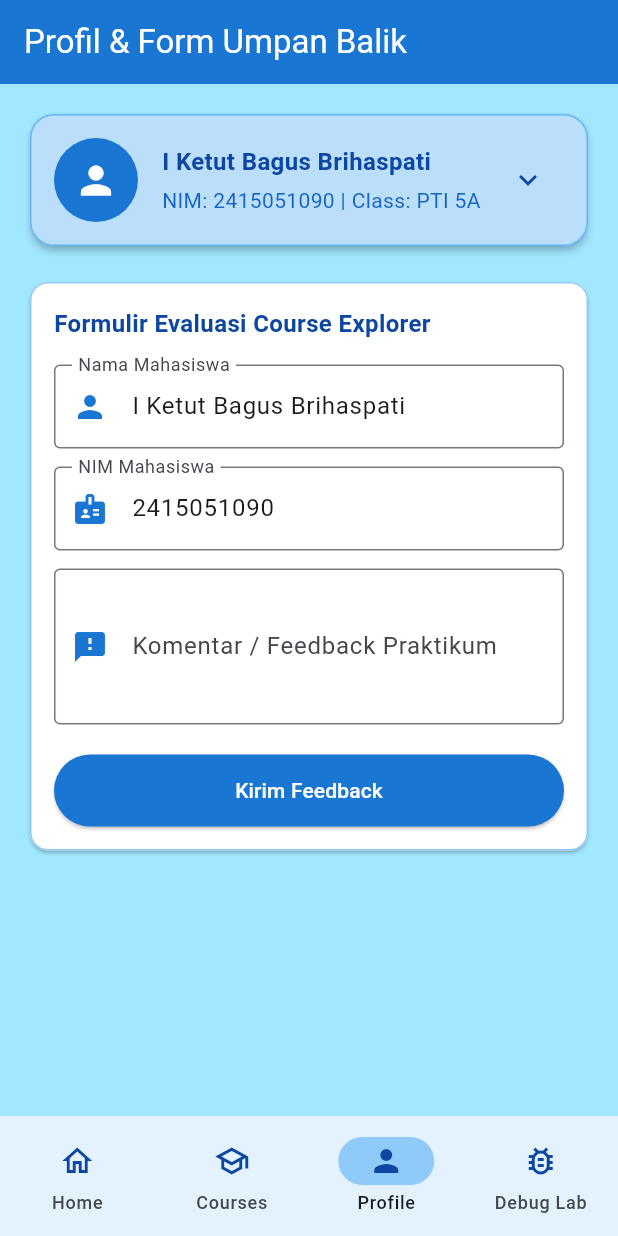
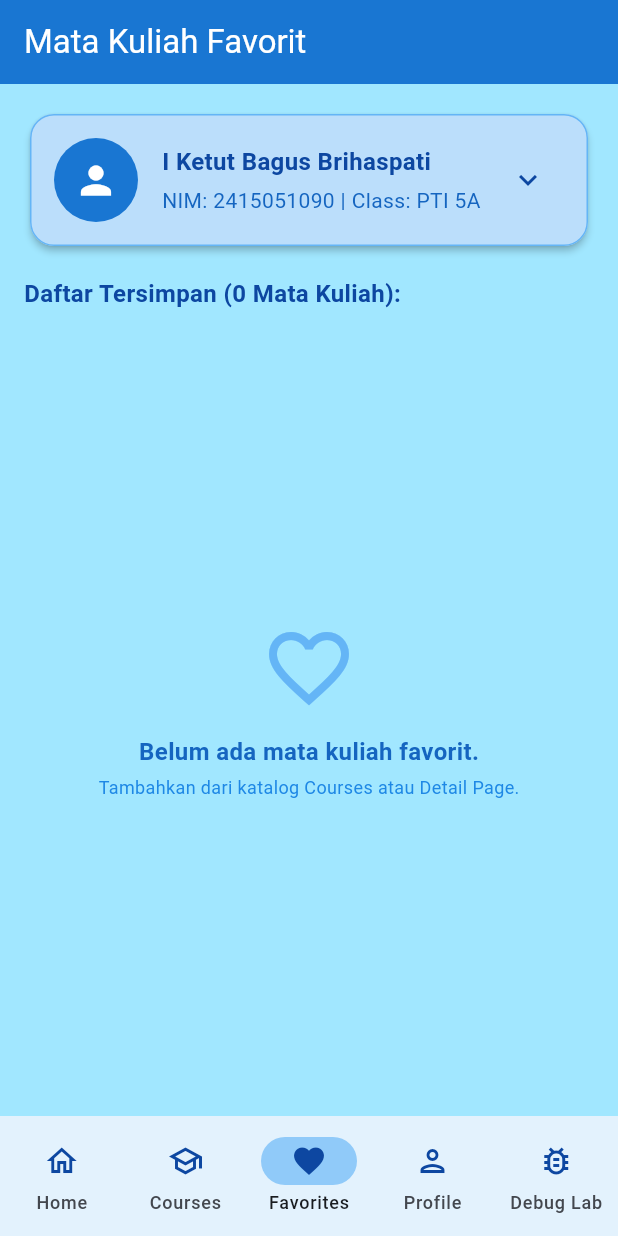
Before and after one commit to bagusbrihaspati/praktikum_5_course_explorer, a Flutter app: the screen it shows after launch, item 3 of the bottom bar chosen, on a phone screen of 412 x 824 dp. Run offline on Flutter 3.47's test engine with Material 3 defaults, Android fonts, the phone set to English and light mode, and no system bars.

Commit message:
Implementasikan shared favorite state lintas screen

```diff
--- a/lib/main.dart
+++ b/lib/main.dart
@@ -7,6 +7,7 @@ import 'screens/debugging_lab_page.dart';
 import 'screens/home_page.dart';
 import 'screens/profile_feedback_page.dart';
 import 'services/course_service.dart';
+import 'screens/favorites_page.dart';
 
 const String studentName = 'I Ketut Bagus Brihaspati';
 const String studentId = '2415051090';
@@ -68,6 +69,7 @@ class _MainAdaptiveShellState extends State<MainAdaptiveShell> {
   final List<Widget> _pages = const [
     HomePage(),
     CoursesPage(),
+    FavoritesPage(), // Tahap 13: Tab baru khusus menampilkan mata kuliah favorit
     ProfileFeedbackPage(),
     DebuggingLabPage(),
   ];
@@ -98,6 +100,11 @@ class _MainAdaptiveShellState extends State<MainAdaptiveShell> {
                   icon: Icon(Icons.school_outlined, color: Colors.blue.shade900),
                   selectedIcon: Icon(Icons.school, color: Colors.blue.shade900),
                   label: 'Courses',
+                ),
+                NavigationDestination(
+                  icon: Icon(Icons.favorite_border, color: Colors.blue.shade900),
+                  selectedIcon: Icon(Icons.favorite, color: Colors.blue.shade900),
+                  label: 'Favorites',
                 ),
                 NavigationDestination(
                   icon: Icon(Icons.person_outlined, color: Colors.blue.shade900),
@@ -143,6 +150,11 @@ class _MainAdaptiveShellState extends State<MainAdaptiveShell> {
                       label: Text('Courses'),
                     ),
                     NavigationRailDestination(
+                      icon: Icon(Icons.favorite_border),
+                      selectedIcon: Icon(Icons.favorite),
+                      label: Text('Favorites'),
+                    ),
+                    NavigationRailDestination(
                       icon: Icon(Icons.person_outlined),
                       selectedIcon: Icon(Icons.person),
                       label: Text('Profile'),
--- /dev/null
+++ b/lib/screens/favorites_page.dart
@@ -0,0 +1,93 @@
+import 'package:flutter/material.dart';
+import 'package:provider/provider.dart';
+import '../providers/course_provider.dart';
+import '../widgets/course_card.dart';
+import '../widgets/student_header_card.dart';
+
+class FavoritesPage extends StatelessWidget {
+  const FavoritesPage({super.key});
+
+  @override
+  Widget build(BuildContext context) {
+    final courseProvider = context.watch<CourseProvider>();
+    // Menyaring daftar course yang ID-nya ada di kumpulan favorites
+    final favoriteCourses = courseProvider.courses
+        .where((course) => courseProvider.isFavorite(course.id))
+        .toList();
+
+    return Scaffold(
+      appBar: AppBar(
+        title: const Text('Mata Kuliah Favorit'),
+        actions: [
+          if (favoriteCourses.isNotEmpty)
+            IconButton(
+              icon: const Icon(Icons.delete_sweep),
+              tooltip: 'Kosongkan Favorit',
+              onPressed: () => context.read<CourseProvider>().clearAllFavorites(),
+            ),
+        ],
+      ),
+      body: Padding(
+        padding: const EdgeInsets.all(16.0),
+        child: Column(
+          crossAxisAlignment: CrossAxisAlignment.start,
+          children: [
+            const StudentHeaderCard(),
+            const SizedBox(height: 16),
+            Text(
+              'Daftar Tersimpan (${favoriteCourses.length} Mata Kuliah):',
+              style: TextStyle(
+                fontWeight: FontWeight.bold,
+                color: Colors.blue.shade900,
+                fontSize: 16,
+              ),
+            ),
+            const SizedBox(height: 12),
+            Expanded(
+              child: favoriteCourses.isEmpty
+                  ? Center(
+                      child: Column(
+                        mainAxisAlignment: MainAxisAlignment.center,
+                        children: [
+                          Icon(
+                            Icons.favorite_border,
+                            size: 64,
+                            color: Colors.blue.shade300,
+                          ),
+                          const SizedBox(height: 12),
+                          Text(
+                            'Belum ada mata kuliah favorit.',
+                            style: TextStyle(
+                              fontSize: 16,
+                              color: Colors.blue.shade800,
+                              fontWeight: FontWeight.bold,
+                            ),
+                          ),
+                          const SizedBox(height: 4),
+                          Text(
+                            'Tambahkan dari katalog Courses atau Detail Page.',
+                            style: TextStyle(
+                              fontSize: 12,
+                              color: Colors.blue.shade600,
+                            ),
+                          ),
+                        ],
+                      ),
+                    )
+                  : ListView.builder(
+                      itemCount: favoriteCourses.length,
+                      itemBuilder: (context, index) {
+                        final course = favoriteCourses[index];
+                        return Padding(
+                          padding: const EdgeInsets.only(bottom: 8.0),
+                          child: CourseCardWidget(course: course),
+                        );
+                      },
+                    ),
+            ),
+          ],
+        ),
+      ),
+    );
+  }
+}
```
